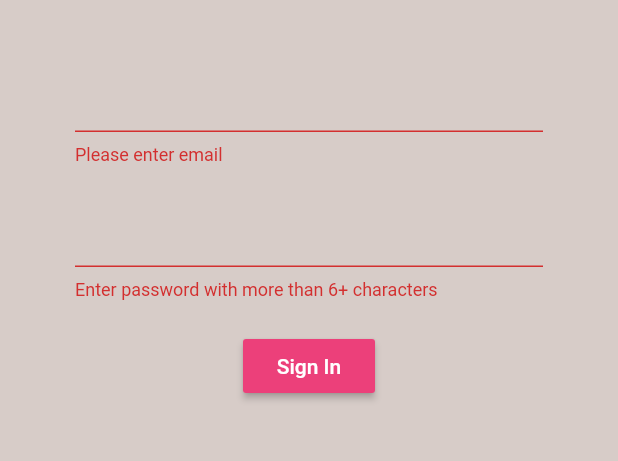
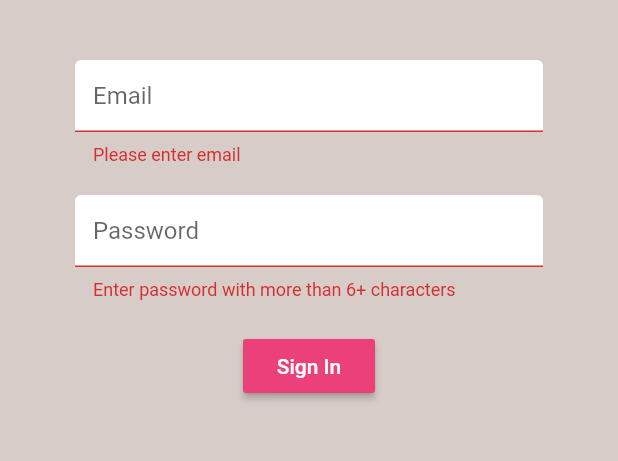
Before and after one commit to codingbbq/brew_crew, a Flutter app: the screen it shows after launch, after a tap on "Sign In", on a phone screen of 412 x 824 dp, the part 84-545 px from its top. Run offline on Flutter 3.47's test engine with Material 2 defaults, Android fonts, the phone set to English and light mode, and no system bars; our stand-ins replace firebase_auth, flutter_spinkit; accounts and stored records are empty.

Commit message:
Creating shared components

```diff
--- a/lib/screens/authenticate/register.dart
+++ b/lib/screens/authenticate/register.dart
@@ -1,4 +1,6 @@
 import 'package:brew_crew/services/auth.dart';
+import 'package:brew_crew/shared/constants.dart';
+import 'package:brew_crew/shared/loading.dart';
 import 'package:flutter/material.dart';
 
 class Register extends StatefulWidget {
@@ -12,6 +14,7 @@ class Register extends StatefulWidget {
 class _RegisterState extends State<Register> {
   final AuthService _auth = AuthService();
   final _formKey = GlobalKey<FormState>();
+  bool loading = false;
 
   String email = "";
   String password = "";
@@ -19,7 +22,7 @@ class _RegisterState extends State<Register> {
 
   @override
   Widget build(BuildContext context) {
-    return Scaffold(
+    return loading ? Loading() : Scaffold(
       backgroundColor: Colors.brown[100],
       appBar: AppBar(
         backgroundColor: Colors.brown[400],
@@ -45,6 +48,7 @@ class _RegisterState extends State<Register> {
                   height: 20,
                 ),
                 TextFormField(
+                  decoration: textDecoration.copyWith(hintText: 'Email'),
                   validator: (value) {
                     if (value.isEmpty) {
                       return 'Please enter email';
@@ -59,6 +63,7 @@ class _RegisterState extends State<Register> {
                   height: 20.0,
                 ),
                 TextFormField(
+                  decoration: textDecoration.copyWith(hintText: 'Password'),
                   validator: (val) {
                     if(val.length < 6) {
                       return 'Enter password with more than 6+ characters';
@@ -81,10 +86,14 @@ class _RegisterState extends State<Register> {
                   ),
                   onPressed: () async {
                     if (_formKey.currentState.validate()) {
+                      setState(() {
+                        loading = true;
+                      });
                       dynamic result = await _auth.registerWithEmailAndPassword(email, password);
                       if( result == null) {
                         setState(() {
                           error = "Something went wrong!!";
+                          loading = false;
                         });
                       }
                     }
--- a/lib/screens/authenticate/sign_in.dart
+++ b/lib/screens/authenticate/sign_in.dart
@@ -1,5 +1,7 @@
 import 'package:brew_crew/services/auth.dart';
+import 'package:brew_crew/shared/loading.dart';
 import 'package:flutter/material.dart';
+import 'package:brew_crew/shared/constants.dart';
 
 class SignIn extends StatefulWidget {
   final Function toggleView;
@@ -12,6 +14,7 @@ class SignIn extends StatefulWidget {
 class _SignInState extends State<SignIn> {
   final AuthService _auth = AuthService();
   final _formKey = GlobalKey<FormState>();
+  bool loading = false;
 
   // text fields state
   String email = "";
@@ -20,7 +23,7 @@ class _SignInState extends State<SignIn> {
 
   @override
   Widget build(BuildContext context) {
-    return Scaffold(
+    return loading ? Loading() : Scaffold(
       backgroundColor: Colors.brown[100],
       appBar: AppBar(
         backgroundColor: Colors.brown[400],
@@ -46,6 +49,7 @@ class _SignInState extends State<SignIn> {
                   height: 20,
                 ),
                 TextFormField(
+                  decoration: textDecoration.copyWith(hintText: 'Email'),
                   validator: (value) {
                     if (value.isEmpty) {
                       return 'Please enter email';
@@ -60,6 +64,7 @@ class _SignInState extends State<SignIn> {
                   height: 20.0,
                 ),
                 TextFormField(
+                  decoration: textDecoration.copyWith(hintText: 'Password'),
                   validator: (val) {
                     if (val.length < 6) {
                       return 'Enter password with more than 6+ characters';
@@ -82,10 +87,15 @@ class _SignInState extends State<SignIn> {
                   ),
                   onPressed: () async {
                     if (_formKey.currentState.validate()) {
-                      dynamic result = await _auth.signInWithEmailAndPassword(email, password);
+                      setState(() {
+                        loading = true;
+                      });
+                      dynamic result = await _auth.signInWithEmailAndPassword(
+                          email, password);
                       if (result == null) {
                         setState(() {
                           error = "Something went wrong!!";
+                          loading = false;
                         });
                       }
                     }
--- /dev/null
+++ b/lib/shared/constants.dart
@@ -0,0 +1,12 @@
+import 'package:flutter/material.dart';
+
+const textDecoration = InputDecoration(
+    fillColor: Colors.white,
+    filled: true,
+    enabledBorder: OutlineInputBorder(
+        borderSide: BorderSide(color: Colors.white, width: 2.0)
+    ),
+    focusedBorder: OutlineInputBorder(
+      borderSide: BorderSide(color: Colors.pink, width: 2.0)
+    )
+);
--- a/pubspec.yaml
+++ b/pubspec.yaml
@@ -26,6 +26,7 @@ dependencies:
 
   firebase_auth: ^0.15.0+1
   cloud_firestore: ^0.12.10+2
+  flutter_spinkit: ^4.1.0
 
   provider: ^3.2.0
 
```
Also changed, not shown: lib/shared/loading.dart (added, +17 -0 lines), pubspec.lock.
